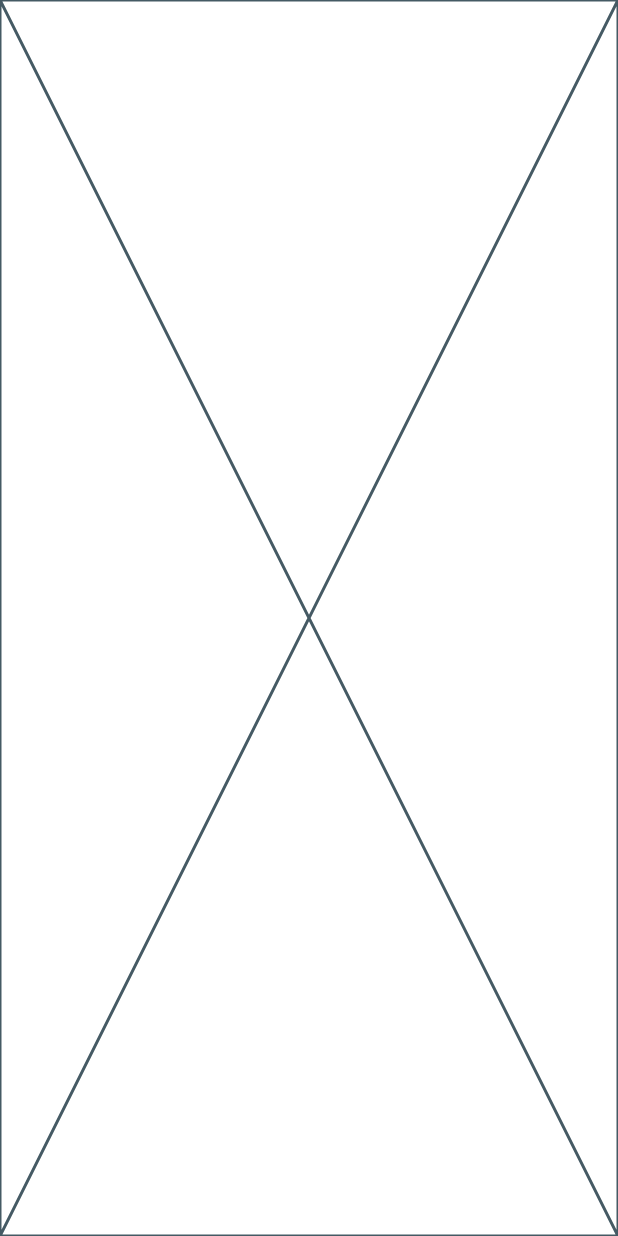
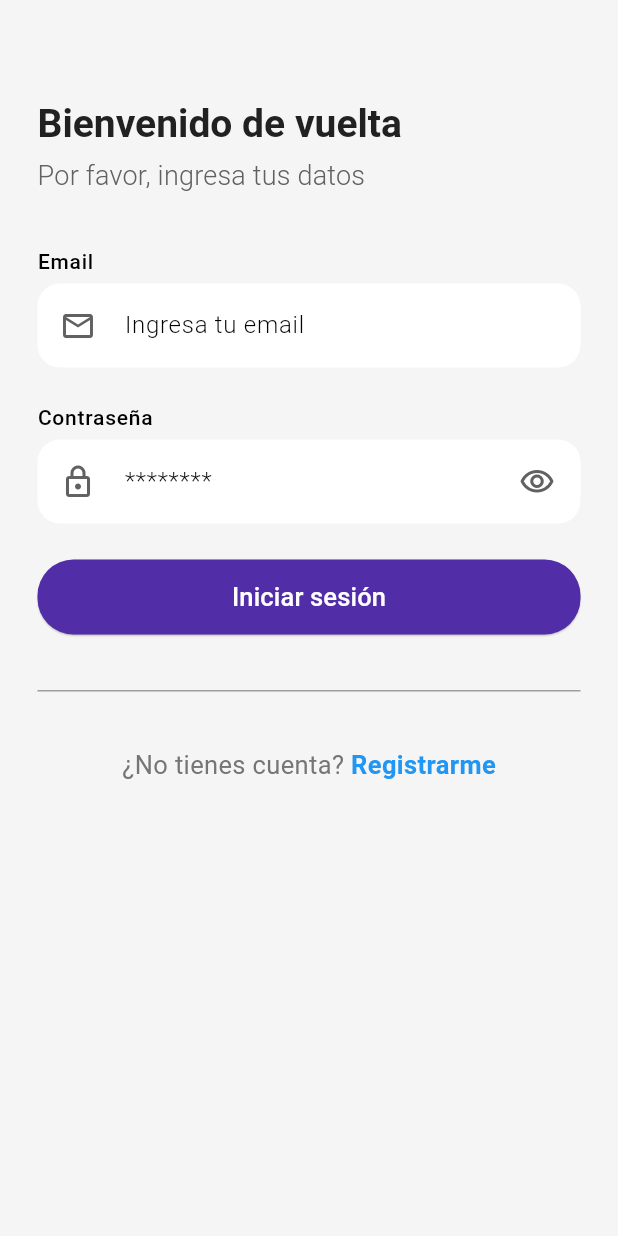
Before and after one commit to AlbenBustamante/fin-manage-app, a Flutter app: the screen it shows after launch, on a phone screen of 412 x 824 dp. Run offline on Flutter 3.47's test engine with Material 3 defaults, Android fonts, the phone set to English and light mode, and no system bars; our stand-ins replace bloc, cloud_firestore, equatable, firebase_auth, firebase_core, flutter_bloc and 2 more; accounts and stored records are empty.

Commit message:
feat: design sign in page and link it with its bloc, refactor auth widgets

```diff
--- a/lib/features/auth/presentation/pages/sign_in_page.dart
+++ b/lib/features/auth/presentation/pages/sign_in_page.dart
@@ -1,4 +1,12 @@
+import 'package:finmanageapp/core/config/init_dependencies.dart';
+import 'package:finmanageapp/features/auth/presentation/blocs/sign_in/sign_in_bloc.dart';
+import 'package:finmanageapp/features/auth/presentation/widgets/auth_footer.dart';
+import 'package:finmanageapp/features/auth/presentation/widgets/auth_header.dart';
+import 'package:finmanageapp/shared/components/custom_elevated_button.dart';
+import 'package:finmanageapp/shared/components/custom_password_field.dart';
+import 'package:finmanageapp/shared/components/custom_text_field.dart';
 import 'package:flutter/material.dart';
+import 'package:flutter_bloc/flutter_bloc.dart';
 
 class SignInPage extends StatelessWidget {
   static const route = '/sign-in';
@@ -7,6 +15,81 @@ class SignInPage extends StatelessWidget {
 
   @override
   Widget build(BuildContext context) {
-    return const Placeholder();
+    return BlocProvider<SignInBloc>(
+        create: (context) => ij<SignInBloc>(), child: _SignInView());
   }
 }
+
+class _SignInView extends StatefulWidget {
+  const _SignInView();
+
+  @override
+  State<_SignInView> createState() => _SignInViewState();
+}
+
+class _SignInViewState extends State<_SignInView> {
+  final _emailController = TextEditingController();
+  final _passwordController = TextEditingController();
+
+  @override
+  Widget build(BuildContext context) {
+    final theme = Theme.of(context);
+    final maxWidth = MediaQuery.sizeOf(context).width - 50.0;
+
+    return Scaffold(
+        body: SingleChildScrollView(
+            padding: const EdgeInsets.symmetric(horizontal: 25.0),
+            child: Column(children: [
+              AuthHeader(
+                  theme: theme,
+                  title: 'Bienvenido de vuelta',
+                  subtitle: 'Por favor, ingresa tus datos'),
+              const SizedBox(height: 35.0),
+              _form(theme, maxWidth, context),
+              Divider(height: 75.0, color: Colors.grey[500]),
+              AuthFooter(
+                  theme: theme,
+                  text: '¿No tienes cuenta?',
+                  linkText: 'Registrarme')
+            ])));
+  }
+
+  Form _form(ThemeData theme, double maxWidth, BuildContext context) {
+    return Form(
+        child: Column(children: [
+      CustomTextField(
+          controller: _emailController,
+          theme: theme,
+          labelText: 'Email',
+          icon: Icons.email_outlined,
+          hintText: 'Ingresa tu email'),
+      CustomPasswordField(
+          controller: _passwordController,
+          theme: theme,
+          labelText: 'Contraseña'),
+      BlocBuilder<SignInBloc, SignInState>(
+        builder: (context, state) {
+          return CustomElevatedButton(
+              onTap: () {
+                final email = _emailController.text.trim();
+                final password = _passwordController.text.trim();
+
+                context.read<SignInBloc>().add(OnSignIn(email, password));
+              },
+              backgroundColor: theme.colorScheme.primary,
+              foregroundColor: Colors.white,
+              text: 'Iniciar sesión',
+              maxWidth: maxWidth,
+              loading: state is Loading);
+        },
+      )
+    ]));
+  }
+
+  @override
+  void dispose() {
+    _emailController.dispose();
+    _passwordController.dispose();
+    super.dispose();
+  }
+}
--- a/lib/features/auth/presentation/pages/sign_up_page.dart
+++ b/lib/features/auth/presentation/pages/sign_up_page.dart
@@ -1,3 +1,5 @@
+import 'package:finmanageapp/features/auth/presentation/widgets/auth_footer.dart';
+import 'package:finmanageapp/features/auth/presentation/widgets/auth_header.dart';
 import 'package:finmanageapp/shared/components/custom_elevated_button.dart';
 import 'package:finmanageapp/shared/components/custom_password_field.dart';
 import 'package:finmanageapp/shared/components/custom_text_field.dart';
@@ -57,30 +59,21 @@ class _SignUpPageViewState extends State<_SignUpPageView> {
         child: Padding(
           padding: const EdgeInsets.symmetric(horizontal: 25.0),
           child: Column(children: [
-            _header(theme),
+            AuthHeader(
+                theme: theme,
+                title: 'Crea una cuenta',
+                subtitle: 'Por favor, ingresa tus datos'),
             const SizedBox(height: 35.0),
             _form(context, theme, maxWidth),
             Divider(height: 75.0, color: Colors.grey[500]),
-            _loginText(theme)
+            AuthFooter(
+                theme: theme,
+                text: '¿Ya tienes cuenta? ',
+                linkText: 'Inicia sesión')
           ]),
         ),
       ),
     );
-  }
-
-  RichText _loginText(ThemeData theme) {
-    return RichText(
-        text: TextSpan(
-            style: theme.textTheme.bodyMedium,
-            text: '¿Ya tienes cuenta? ',
-            children: [
-          TextSpan(
-              text: 'Inicia sesión',
-              style: TextStyle(
-                  fontSize: theme.textTheme.bodyMedium!.fontSize,
-                  color: Colors.blue,
-                  fontWeight: FontWeight.w600))
-        ]));
   }
 
   Form _form(BuildContext context, ThemeData theme, double maxWidth) {
@@ -132,22 +125,6 @@ class _SignUpPageViewState extends State<_SignUpPageView> {
     ]));
   }
 
-  Container _header(ThemeData theme) {
-    return Container(
-        height: 130.0,
-        alignment: Alignment.bottomLeft,
-        child: Column(
-          mainAxisSize: MainAxisSize.min,
-          crossAxisAlignment: CrossAxisAlignment.start,
-          children: [
-            Text('Crea una cuenta', style: theme.textTheme.titleLarge),
-            const SizedBox(height: 4.0),
-            Text('Por favor, ingresa tus datos',
-                style: theme.textTheme.titleMedium)
-          ],
-        ));
-  }
-
   @override
   void dispose() {
     _nameController.dispose();
--- /dev/null
+++ b/lib/features/auth/presentation/widgets/auth_footer.dart
@@ -0,0 +1,28 @@
+import 'package:flutter/material.dart';
+
+class AuthFooter extends StatelessWidget {
+  final ThemeData theme;
+  final String text, linkText;
+
+  const AuthFooter(
+      {required this.theme,
+      required this.text,
+      required this.linkText,
+      super.key});
+
+  @override
+  Widget build(BuildContext context) {
+    return RichText(
+        text: TextSpan(
+            style: theme.textTheme.bodyMedium,
+            text: '$text ',
+            children: [
+          TextSpan(
+              text: linkText,
+              style: TextStyle(
+                  fontSize: theme.textTheme.bodyMedium!.fontSize,
+                  color: Colors.blue,
+                  fontWeight: FontWeight.w600))
+        ]));
+  }
+}
--- /dev/null
+++ b/lib/features/auth/presentation/widgets/auth_header.dart
@@ -0,0 +1,28 @@
+import 'package:flutter/material.dart';
+
+class AuthHeader extends StatelessWidget {
+  final ThemeData theme;
+  final String title, subtitle;
+
+  const AuthHeader(
+      {required this.theme,
+      required this.title,
+      required this.subtitle,
+      super.key});
+
+  @override
+  Widget build(BuildContext context) {
+    return Container(
+        height: 130.0,
+        alignment: Alignment.bottomLeft,
+        child: Column(
+          mainAxisSize: MainAxisSize.min,
+          crossAxisAlignment: CrossAxisAlignment.start,
+          children: [
+            Text(title, style: theme.textTheme.titleLarge),
+            const SizedBox(height: 4.0),
+            Text(subtitle, style: theme.textTheme.titleMedium)
+          ],
+        ));
+  }
+}
```
